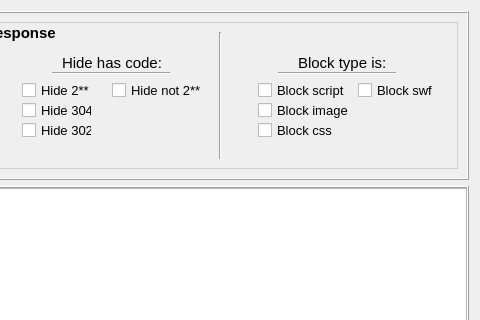
byron90/webdebug, file filter.ui: the form before one commit; both pictures show x 523 to 1003 and y 0 to 320 of the 1003 by 618 pixel window.
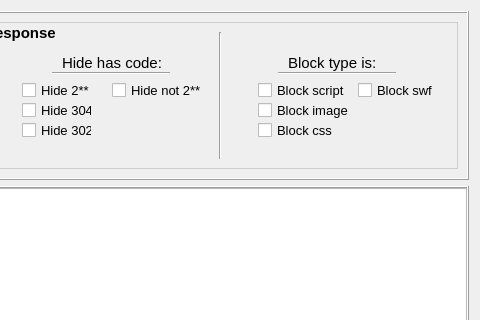
The form after the commit.

The edit to the form file:
```diff
--- a/filter.ui
+++ b/filter.ui
@@ -458,9 +458,9 @@
            <widget class="QLabel" name="label_5">
             <property name="geometry">
              <rect>
-              <x>70</x>
+              <x>60</x>
               <y>20</y>
-              <width>101</width>
+              <width>91</width>
               <height>21</height>
              </rect>
             </property>
```
Left out of the diff: 2 changed lines with no effect on the pictures.
